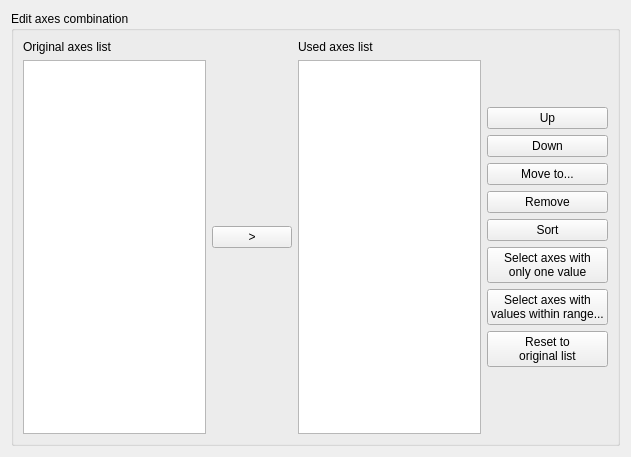
Before: the Qt Designer form libpvguiqt/src/PVAxesCombinationWidget.ui in squey/squey, drawn with Qt 5.
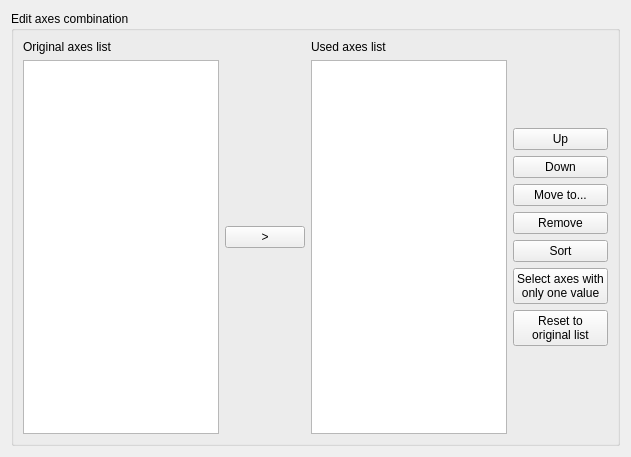
After: the same form once the commit is applied.

```diff
--- a/libpvguiqt/src/PVAxesCombinationWidget.ui
+++ b/libpvguiqt/src/PVAxesCombinationWidget.ui
@@ -152,14 +152,6 @@
             </property>
            </widget>
           </item>
-          <item>
-           <widget class="QPushButton" name="_btn_sel_range">
-            <property name="text">
-             <string>Select axes with
-values within range...</string>
-            </property>
-           </widget>
-          </item>
           <item>
            <widget class="QPushButton" name="_btn_reset">
             <property name="text">
```
